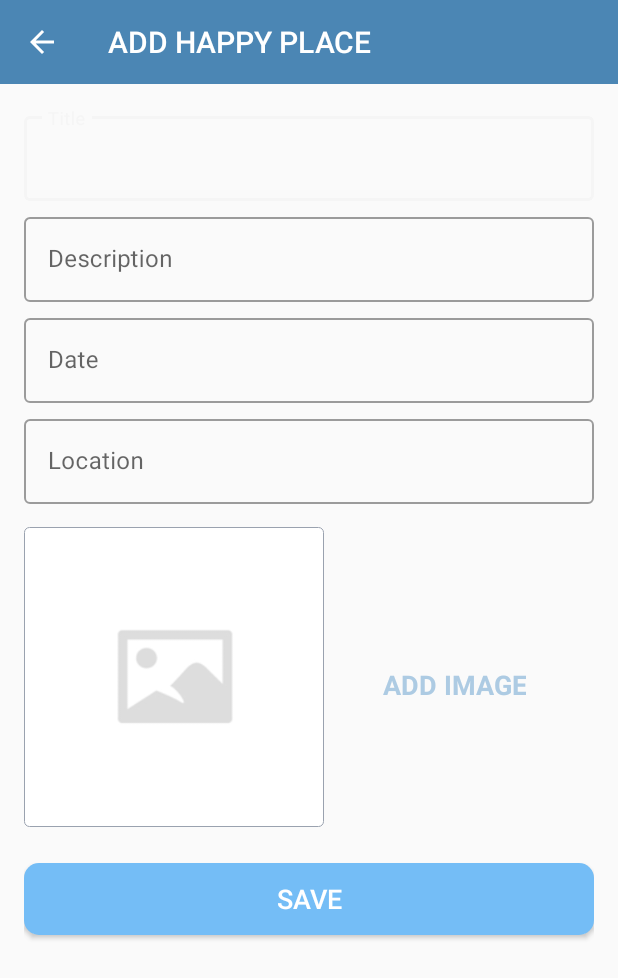
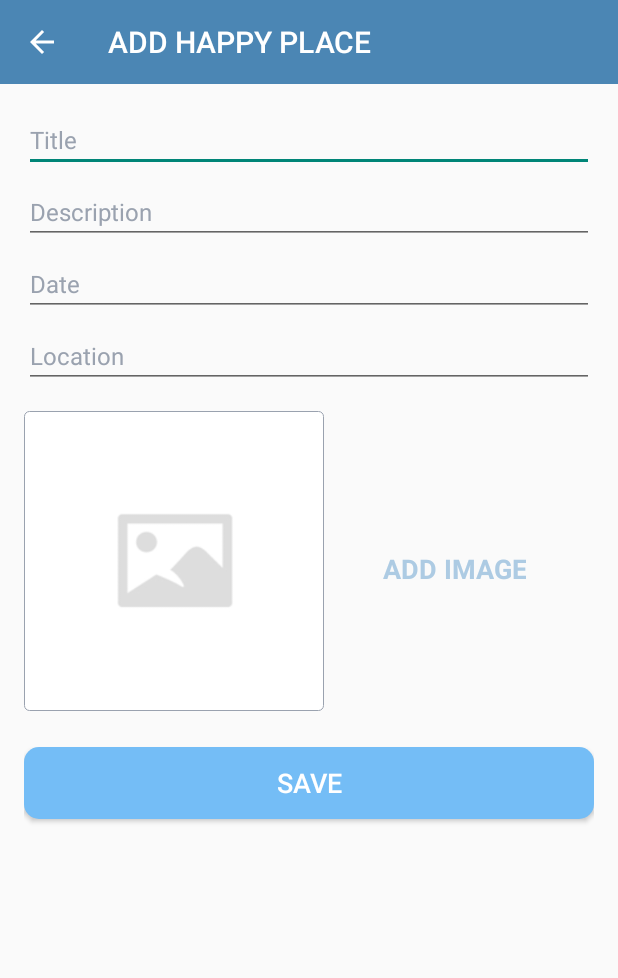
Before and after one commit to Dipan-17/16.Happy-Places, an Android app: the screen it shows after launch (AddHappyActivity), after a tap on an icon or button, on a phone screen of 412 x 824 dp. Shown: the top 978 px of the screen. Run offline under Robolectric (Android 15) with nearby library versions, the phone set to English and light mode, and no system bars.

Commit message:
TextInputLayout temporaryily removed as it was crashing the app

```diff
--- a/app/src/main/java/com/example/happyplaces/AddHappyActivity.kt
+++ b/app/src/main/java/com/example/happyplaces/AddHappyActivity.kt
@@ -14,9 +14,9 @@ class AddHappyActivity : AppCompatActivity() {
         setContentView(binding?.root)
 
         //display back button on toolbar
-        setSupportActionBar(binding?.toolBarAddPlace)
+        setSupportActionBar(binding?.toolbarAddPlace)
         supportActionBar?.setDisplayHomeAsUpEnabled(true)
-        binding?.toolBarAddPlace?.setNavigationOnClickListener {
+        binding?.toolbarAddPlace?.setNavigationOnClickListener {
             onBackPressedDispatcher.onBackPressed()
         }
     }
--- a/app/src/main/java/com/example/happyplaces/MainActivity.kt
+++ b/app/src/main/java/com/example/happyplaces/MainActivity.kt
@@ -3,6 +3,7 @@ package com.example.happyplaces
 import android.content.Intent
 import androidx.appcompat.app.AppCompatActivity
 import android.os.Bundle
+import android.widget.Toast
 import com.example.happyplaces.databinding.ActivityMainBinding
 
 class MainActivity : AppCompatActivity() {
@@ -15,8 +16,9 @@ class MainActivity : AppCompatActivity() {
         setContentView(binding?.root)
 
         binding?.fabAddHappyPlace?.setOnClickListener {
-            val intent:Intent= Intent(this, AddHappyActivity::class.java)
-            startActivity(intent)
+             val intent=Intent(this@MainActivity,AddHappyActivity::class.java)
+             startActivity(intent)
+            Toast.makeText(this, "Button Clicked", Toast.LENGTH_SHORT).show()
         }
     }
 
--- a/app/src/main/res/layout/activity_add_happy.xml
+++ b/app/src/main/res/layout/activity_add_happy.xml
@@ -1,31 +1,22 @@
 <?xml version="1.0" encoding="utf-8"?>
-<androidx.constraintlayout.widget.ConstraintLayout xmlns:android="http://schemas.android.com/apk/res/android"
+<androidx.constraintlayout.widget.ConstraintLayout
+    xmlns:android="http://schemas.android.com/apk/res/android"
     xmlns:app="http://schemas.android.com/apk/res-auto"
     xmlns:tools="http://schemas.android.com/tools"
     android:layout_width="match_parent"
     android:layout_height="match_parent"
     tools:context=".AddHappyActivity">
 
+    <!-- Toolbar -->
     <androidx.appcompat.widget.Toolbar
-        android:id="@+id/toolBar_add_place"
-
-        android:background="@color/colorPrimary"
-        android:theme="@style/customToolbarStyle"
+        android:id="@+id/toolbar_add_place"
         android:layout_width="match_parent"
         android:layout_height="?attr/actionBarSize"
-
+        android:background="@color/colorPrimary"
         app:layout_constraintEnd_toEndOf="parent"
         app:layout_constraintStart_toStartOf="parent"
         app:layout_constraintTop_toTopOf="parent"
-        >
-    </androidx.appcompat.widget.Toolbar>
-
-    <!--START-->
-    <!--Here we have done list of things.
-         1. We designed the view as per our requirement and with required components.
-         2. We have added some of the custom background drawables in the drawable folder.
-         3. We have added an place holder image in the drawable folder to use it in the image view.
-         4. We have added all the constant values in the respective file as dimen values are added in dimen.xml and both String and Color values are added in the color.xml and string.xml-->
+        android:theme="@style/customToolbarStyle"/>
 
     <ScrollView
         android:id="@+id/sv_main"
@@ -35,23 +26,14 @@
         app:layout_constraintBottom_toBottomOf="parent"
         app:layout_constraintEnd_toEndOf="parent"
         app:layout_constraintStart_toStartOf="parent"
-        app:layout_constraintTop_toBottomOf="@id/toolBar_add_place">
+        app:layout_constraintTop_toBottomOf="@id/toolbar_add_place">
 
         <androidx.constraintlayout.widget.ConstraintLayout
             android:layout_width="match_parent"
             android:layout_height="wrap_content"
             android:padding="@dimen/main_content_padding">
 
-            <com.google.android.material.textfield.TextInputLayout
-                android:id="@+id/til_title"
-                style="@style/Widget.MaterialComponents.TextInputLayout.OutlinedBox"
-                android:layout_width="match_parent"
-                android:layout_height="wrap_content"
-                app:layout_constraintEnd_toEndOf="parent"
-                app:layout_constraintStart_toStartOf="parent"
-                app:layout_constraintTop_toTopOf="parent">
-
-                <androidx.appcompat.widget.AppCompatEditText
+            <EditText
                 android:id="@+id/et_title"
                 android:layout_width="match_parent"
                 android:layout_height="wrap_content"
@@ -59,71 +41,52 @@
                 android:inputType="textCapWords"
                 android:textColor="@color/primary_text_color"
                 android:textColorHint="@color/secondary_text_color"
-                    android:textSize="@dimen/edit_text_text_size" />
-            </com.google.android.material.textfield.TextInputLayout>
-
-            <com.google.android.material.textfield.TextInputLayout
-                android:id="@+id/til_description"
-                style="@style/Widget.MaterialComponents.TextInputLayout.OutlinedBox"
-                android:layout_width="match_parent"
-                android:layout_height="wrap_content"
-                android:layout_marginTop="@dimen/add_screen_til_marginTop"
+                android:textSize="@dimen/edit_text_text_size"
                 app:layout_constraintEnd_toEndOf="parent"
                 app:layout_constraintStart_toStartOf="parent"
-                app:layout_constraintTop_toBottomOf="@+id/til_title">
+                app:layout_constraintTop_toTopOf="parent" />
 
-                <androidx.appcompat.widget.AppCompatEditText
+            <EditText
                 android:id="@+id/et_description"
                 android:layout_width="match_parent"
                 android:layout_height="wrap_content"
                 android:hint="@string/edit_text_hint_description"
                 android:inputType="textCapSentences"
+                android:layout_marginTop="@dimen/add_screen_til_marginTop"
                 android:textColor="@color/primary_text_color"
                 android:textColorHint="@color/secondary_text_color"
-                    android:textSize="@dimen/edit_text_text_size"/>
-            </com.google.android.material.textfield.TextInputLayout>
-
-            <com.google.android.material.textfield.TextInputLayout
-                android:id="@+id/til_date"
-                style="@style/Widget.MaterialComponents.TextInputLayout.OutlinedBox"
-                android:layout_width="match_parent"
-                android:layout_height="wrap_content"
-                android:layout_marginTop="@dimen/add_screen_til_marginTop"
+                android:textSize="@dimen/edit_text_text_size"
                 app:layout_constraintEnd_toEndOf="parent"
                 app:layout_constraintStart_toStartOf="parent"
-                app:layout_constraintTop_toBottomOf="@+id/til_description">
+                app:layout_constraintTop_toBottomOf="@id/et_title" />
 
-                <androidx.appcompat.widget.AppCompatEditText
+            <EditText
                 android:id="@+id/et_date"
                 android:layout_width="match_parent"
                 android:layout_height="wrap_content"
                 android:hint="@string/edit_text_hint_date"
                 android:inputType="text"
+                android:layout_marginTop="@dimen/add_screen_til_marginTop"
                 android:textColor="@color/primary_text_color"
                 android:textColorHint="@color/secondary_text_color"
-                    android:textSize="@dimen/edit_text_text_size" />
-            </com.google.android.material.textfield.TextInputLayout>
-
-            <com.google.android.material.textfield.TextInputLayout
-                android:id="@+id/til_location"
-                style="@style/Widget.MaterialComponents.TextInputLayout.OutlinedBox"
-                android:layout_width="match_parent"
-                android:layout_height="wrap_content"
-                android:layout_marginTop="@dimen/add_screen_til_marginTop"
+                android:textSize="@dimen/edit_text_text_size"
                 app:layout_constraintEnd_toEndOf="parent"
                 app:layout_constraintStart_toStartOf="parent"
-                app:layout_constraintTop_toBottomOf="@+id/til_date">
+                app:layout_constraintTop_toBottomOf="@id/et_description" />
 
-                <androidx.appcompat.widget.AppCompatEditText
+            <EditText
                 android:id="@+id/et_location"
                 android:layout_width="match_parent"
                 android:layout_height="wrap_content"
                 android:hint="@string/edit_text_hint_location"
                 android:inputType="text"
+                android:layout_marginTop="@dimen/add_screen_til_marginTop"
                 android:textColor="@color/primary_text_color"
                 android:textColorHint="@color/secondary_text_color"
-                    android:textSize="@dimen/edit_text_text_size" />
-            </com.google.android.material.textfield.TextInputLayout>
+                android:textSize="@dimen/edit_text_text_size"
+                app:layout_constraintEnd_toEndOf="parent"
+                app:layout_constraintStart_toStartOf="parent"
+                app:layout_constraintTop_toBottomOf="@id/et_date" />
 
             <androidx.appcompat.widget.AppCompatImageView
                 android:id="@+id/iv_place_image"
@@ -137,7 +100,7 @@
                 app:layout_constraintEnd_toEndOf="parent"
                 app:layout_constraintHorizontal_bias="0.0"
                 app:layout_constraintStart_toStartOf="parent"
-                app:layout_constraintTop_toBottomOf="@+id/til_location" />
+                app:layout_constraintTop_toBottomOf="@id/et_location" />
 
             <TextView
                 android:id="@+id/tv_add_image"
@@ -151,12 +114,11 @@
                 android:textColor="@color/colorAccent"
                 android:textSize="@dimen/add_screen_text_add_image_textSize"
                 android:textStyle="bold"
-
                 app:layout_constraintBottom_toTopOf="@+id/btn_save"
                 app:layout_constraintEnd_toEndOf="parent"
                 app:layout_constraintHorizontal_bias="0.45"
-                app:layout_constraintStart_toEndOf="@+id/iv_place_image"
-                app:layout_constraintTop_toBottomOf="@+id/til_location"
+                app:layout_constraintStart_toEndOf="@id/iv_place_image"
+                app:layout_constraintTop_toBottomOf="@id/et_location"
                 app:layout_constraintVertical_bias="0.019" />
 
             <Button
@@ -174,9 +136,7 @@
                 android:textSize="@dimen/btn_text_size"
                 app:layout_constraintEnd_toEndOf="parent"
                 app:layout_constraintStart_toStartOf="parent"
-                app:layout_constraintTop_toBottomOf="@+id/iv_place_image" />
+                app:layout_constraintTop_toBottomOf="@id/iv_place_image" />
         </androidx.constraintlayout.widget.ConstraintLayout>
     </ScrollView>
-    <!--END-->
-
 </androidx.constraintlayout.widget.ConstraintLayout>
--- a/app/src/main/res/values-night/themes.xml
+++ b/app/src/main/res/values-night/themes.xml
@@ -1,7 +1,15 @@
 <resources xmlns:tools="http://schemas.android.com/tools">
     <!-- Base application theme. -->
-    <style name="Base.Theme.HappyPlaces" parent="Theme.Material3.DayNight.NoActionBar">
-        <!-- Customize your dark theme here. -->
-        <!-- <item name="colorPrimary">@color/my_dark_primary</item> -->
+    <style name="Base.Theme.HappyPlaces" parent="Theme.MaterialComponents.Light.DarkActionBar">
+        <item name="colorPrimary">@color/colorPrimary</item>
+        <item name="colorPrimaryDark">@color/colorPrimaryDark</item>
+        <item name="colorAccent">@color/colorAccent</item>
     </style>
+
+    <!-- Main application theme -->
+    <style name="AppTheme" parent="Base.Theme.HappyPlaces">
+        <!-- Customize your theme here. -->
+    </style>
+
+    <style name="Theme.HappyPlaces" parent="AppTheme" />
 </resources>
--- a/app/src/main/res/values/dimens.xml
+++ b/app/src/main/res/values/dimens.xml
@@ -1,6 +1,7 @@
 <?xml version="1.0" encoding="utf-8"?>
 <resources>
     <dimen name="fab_margin">16dp</dimen>
+
     <!--(Step 4: Here we are adding the DIMEN values as a constants which are required to design the Add Happy Places Screen. And which is also a standard way to develop a application in android.)-->
     <!--START-->
     <dimen name="main_content_padding">16dp</dimen>
@@ -19,4 +20,5 @@
     <dimen name="add_place_image_shape_radius">3dp</dimen>
     <dimen name="button_radius">10dp</dimen>
     <!--END-->
+
 </resources>
--- a/app/src/main/res/values/themes.xml
+++ b/app/src/main/res/values/themes.xml
@@ -1,9 +1,12 @@
 <resources xmlns:tools="http://schemas.android.com/tools">
     <!-- Base application theme. -->
-    <style name="Base.Theme.HappyPlaces" parent="Theme.Material3.DayNight.NoActionBar">
-        <!-- Customize your light theme here. -->
-        <!-- <item name="colorPrimary">@color/my_light_primary</item> -->
+    <style name="Base.Theme.HappyPlaces" parent="Theme.MaterialComponents.Light.DarkActionBar">
+        <item name="colorPrimary">@color/colorPrimary</item>
+        <item name="colorPrimaryDark">@color/colorPrimaryDark</item>
+        <item name="colorAccent">@color/colorAccent</item>
     </style>
+
+
 
     <style name="Theme.HappyPlaces" parent="Base.Theme.HappyPlaces" />
 </resources>
```
Also changed, not shown: app/build.gradle.kts (+8 -4 lines). Lines whose indentation alone changed are shown as unchanged.
